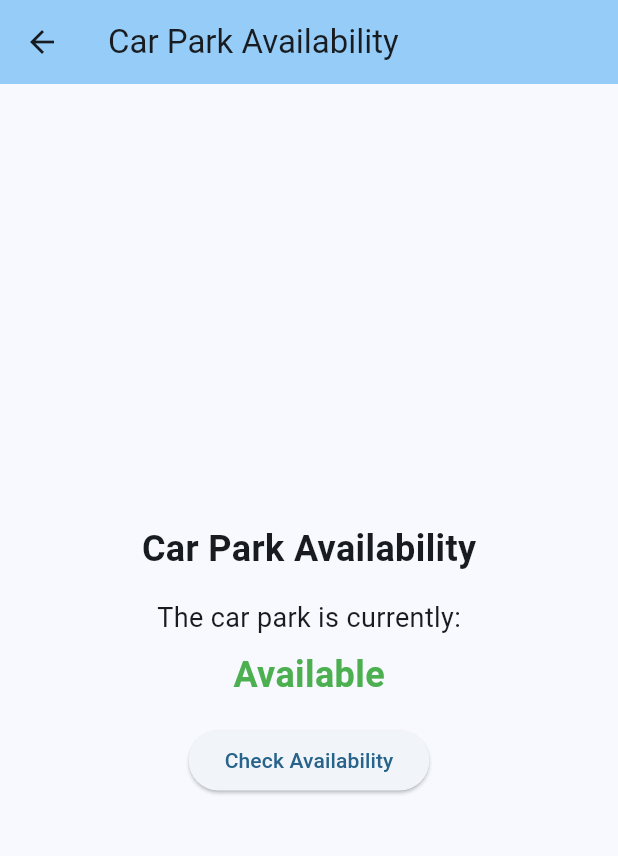
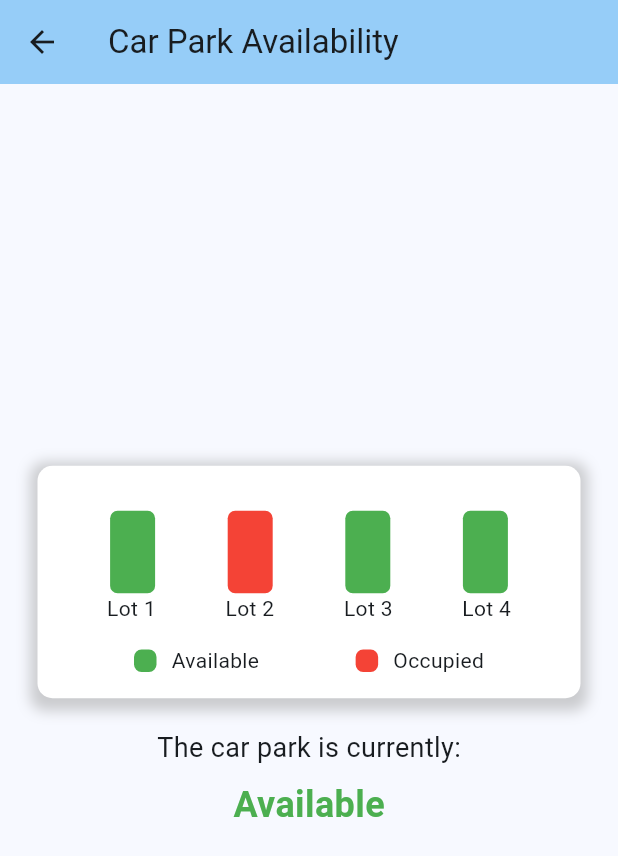
Before and after one commit to WhiteShadow295/Smart-Car-Park, a Flutter app: the ParkingPage screen opened by its route, on a phone screen of 412 x 824 dp. Shown: the top 856 px of the screen. Run offline on Flutter 3.47's test engine with Material 3 defaults, Android fonts, the phone set to English and light mode, and no system bars.

Commit message:
added parking status icon

```diff
--- a/lib/routes.dart
+++ b/lib/routes.dart
@@ -14,6 +14,6 @@ const String carInfoRoute = '/car_info';
 final Map<String, WidgetBuilder> routes = {
   loginRoute: (context) => const LoginPage(),
   homeRoute: (context) => const HomePage(),
-  parkingRoute: (context) => const ParkingPage(),
+  parkingRoute: (context) => ParkingPage(),
   carInfoRoute: (context) => const CarInfoPage()
 };
--- a/lib/view/parking.dart
+++ b/lib/view/parking.dart
@@ -1,7 +1,9 @@
 import 'package:flutter/material.dart';
 
 class ParkingPage extends StatelessWidget {
-  const ParkingPage({super.key});
+  ParkingPage({super.key});
+  final List<String> lotNames = ['Lot 1', 'Lot 2', 'Lot 3', 'Lot 4'];
+  final List<bool> lotStatus = [true, false, true, true];
 
   @override
   Widget build(BuildContext context) {
@@ -14,14 +16,8 @@ class ParkingPage extends StatelessWidget {
         child: Column(
           mainAxisAlignment: MainAxisAlignment.center,
           children: [
-            const Text(
-              'Car Park Availability',
-              style: TextStyle(
-                fontSize: 24,
-                fontWeight: FontWeight.bold,
-              ),
-            ),
-            const SizedBox(height: 16),
+            statusBox(),
+            const SizedBox(height: 20),
             const Text(
               'The car park is currently:',
               style: TextStyle(fontSize: 18),
@@ -35,16 +31,104 @@ class ParkingPage extends StatelessWidget {
                 color: Colors.green,
               ),
             ),
-            const SizedBox(height: 16),
-            ElevatedButton(
-              onPressed: () {
-                // Add logic to check car park availability
-              },
-              child: const Text('Check Availability'),
-            ),
+            const SizedBox(height: 16)
           ],
         ),
       ),
     );
   }
+
+  Container statusBox() {
+    return Container(
+            margin: const EdgeInsets.fromLTRB(25, 0, 25, 0),
+            padding: const EdgeInsets.fromLTRB(0, 30, 0, 15),
+            decoration: BoxDecoration(
+                color: Colors.white,
+                borderRadius: BorderRadius.circular(10),
+                boxShadow: [
+                  BoxShadow(
+                    color: Colors.grey.withOpacity(0.5),
+                    spreadRadius: 5,
+                    blurRadius: 7,
+                    offset: const Offset(0, 3),
+                  ),
+                ]),
+            child: Column(
+              children: [
+                parkingIcon(),
+                lotName(),
+                const SizedBox(height: 15),
+                statusInfo()
+              ],
+            ),
+          );
+  }
+
+  Row statusInfo() {
+    return Row(
+                  mainAxisAlignment: MainAxisAlignment.spaceEvenly,
+                  children: [
+                    Row(
+                      children: [
+                        Container(
+                          width: 15,
+                          height: 15,
+                          margin: const EdgeInsets.only(right: 10),
+                          decoration: BoxDecoration(
+                            borderRadius: BorderRadius.circular(5),
+                            color: Colors.green,
+                            shape: BoxShape.rectangle,
+                          ),
+                        ),
+                        const Text('Available'),
+                      ],
+                    ),
+                    Row(
+                      children: [
+                        Container(
+                          width: 15,
+                          height: 15,
+                          margin: const EdgeInsets.only(right: 10),
+                          decoration: BoxDecoration(
+                            borderRadius: BorderRadius.circular(5),
+                            color: Colors.red,
+                            shape: BoxShape.rectangle,
+                          ),
+                        ),
+                        const Text('Occupied'),
+                      ],
+                    )
+                  ],
+                );
+  }
+
+  Row lotName() {
+    return Row(
+      mainAxisAlignment: MainAxisAlignment.spaceEvenly,
+      children: lotNames.map((name) {
+        return Text(name);
+      }).toList(),
+    );
+  }
+
+  Row parkingIcon() {
+    return Row(
+      mainAxisAlignment: MainAxisAlignment.spaceEvenly,
+      children: lotStatus.map((status) {
+        return Container(
+          width: 30,
+          height: 55,
+          decoration: BoxDecoration(
+            borderRadius: BorderRadius.circular(5),
+            color: _getColor(status),
+            shape: BoxShape.rectangle,
+          ),
+        );
+      }).toList(),
+    );
+  }
+
+  Color _getColor(bool status) {
+    return status ? Colors.green : Colors.red;
+  }
 }
```
